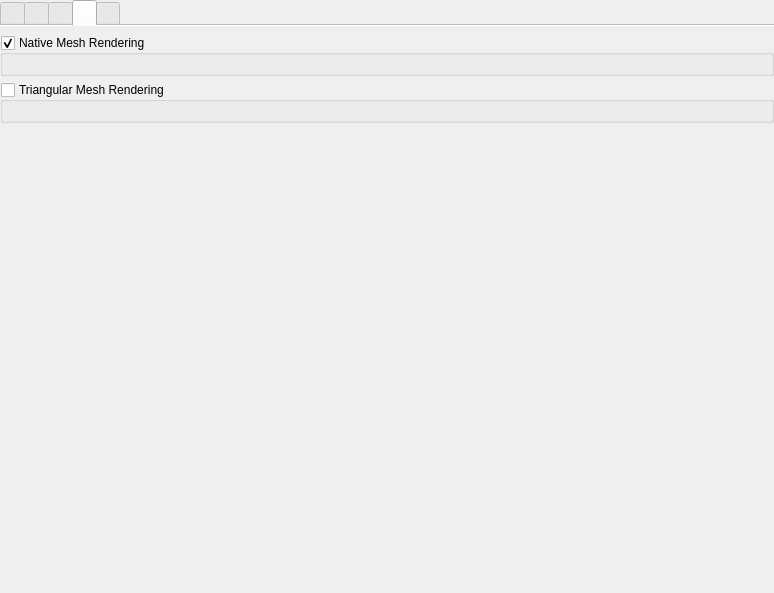
Above: src/ui/mesh/qgsrenderermeshpropswidgetbase.ui from qgis/QGIS before the change. Below: the same form after it.
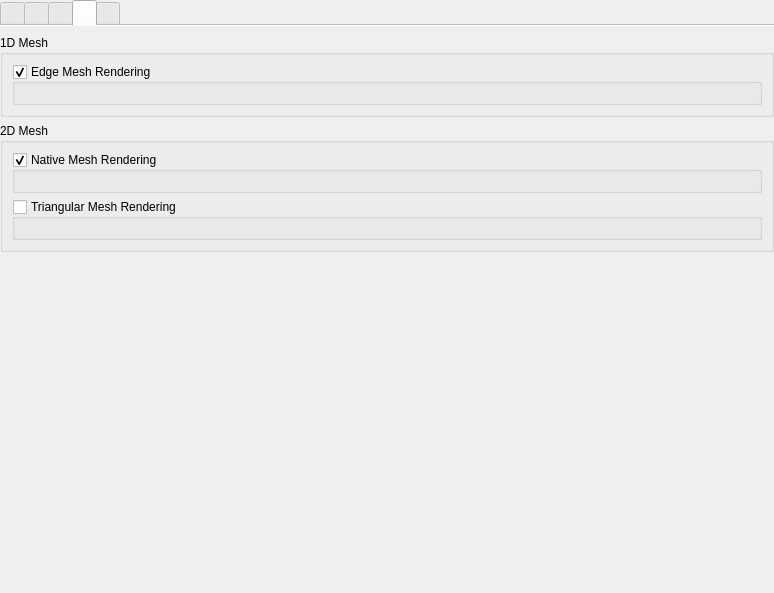
That is the form after the change. The open tabs and pages were chosen to show the change. Icons and pictures are not drawn. Custom widgets are drawn as their Qt base class.

Commit message:
[FEATURE] [MESH] Support rendering of 1D meshes, see https://github.com/qgis/QGIS-Enhancement-Proposals/issues/164
1D mesh consist of edges (edge is straight line segment with 2 vertices) and the data that is defined on either
vertices or edges. Such data can be loaded by MDAL and rendered as mesh layer in QGIS.

Diff of the .ui file:
```diff
--- a/src/ui/mesh/qgsrenderermeshpropswidgetbase.ui
+++ b/src/ui/mesh/qgsrenderermeshpropswidgetbase.ui
@@ -258,6 +258,49 @@
         <number>0</number>
        </property>
        <item>
+        <widget class="QGroupBox" name="mEdgeMeshGroupBox">
+         <property name="title">
+          <string>1D Mesh</string>
+         </property>
+         <layout class="QVBoxLayout" name="verticalLayout_13">
+          <item>
+           <widget class="QGroupBox" name="mEdgeMeshGroup">
+            <property name="sizePolicy">
+             <sizepolicy hsizetype="Preferred" vsizetype="Preferred">
+              <horstretch>0</horstretch>
+              <verstretch>0</verstretch>
+             </sizepolicy>
+            </property>
+            <property name="title">
+             <string>Edge Mesh Rendering</string>
+            </property>
+            <property name="checkable">
+             <bool>true</bool>
+            </property>
+            <layout class="QVBoxLayout" name="verticalLayout_9">
+             <item>
+              <widget class="QgsMeshRendererMeshSettingsWidget" name="mEdgeMeshSettingsWidget" native="true">
+               <property name="sizePolicy">
+                <sizepolicy hsizetype="Preferred" vsizetype="Preferred">
+                 <horstretch>0</horstretch>
+                 <verstretch>0</verstretch>
+                </sizepolicy>
+               </property>
+              </widget>
+             </item>
+            </layout>
+           </widget>
+          </item>
+         </layout>
+        </widget>
+       </item>
+       <item>
+        <widget class="QGroupBox" name="mFaceMeshGroupBox">
+         <property name="title">
+          <string>2D Mesh</string>
+         </property>
+         <layout class="QVBoxLayout" name="verticalLayout_8">
+          <item>
         <widget class="QGroupBox" name="mNativeMeshGroup">
          <property name="sizePolicy">
           <sizepolicy hsizetype="Preferred" vsizetype="Preferred">
@@ -311,6 +354,9 @@
               <verstretch>0</verstretch>
              </sizepolicy>
             </property>
+              </widget>
+             </item>
+            </layout>
            </widget>
           </item>
          </layout>
```
Lines whose indentation alone changed are shown as unchanged. The commit also changes 54 other files.
